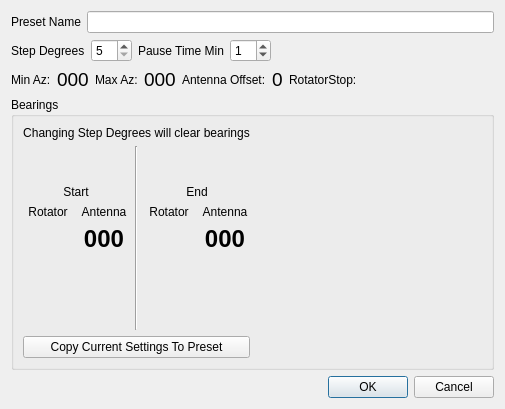
The window that mqt/MqtRotator/skyscanpresetsdialog.ui (Rsclub22/Minos2-Mirror) describes before a commit, drawn with Qt 5.
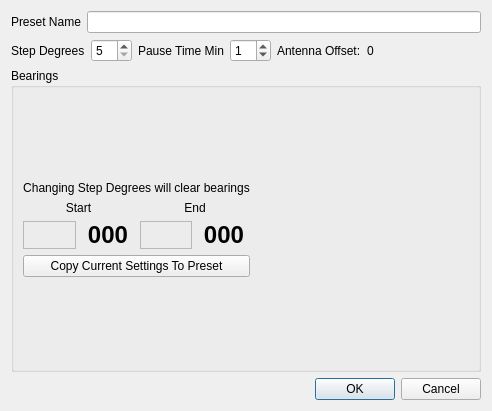
The same window after the commit. Custom widgets are drawn as their Qt base class.

Commit message: attempt to simplify skyscan displays

What changed in the file:
```diff
--- a/mqt/MqtRotator/skyscanpresetsdialog.ui
+++ b/mqt/MqtRotator/skyscanpresetsdialog.ui
@@ -6,14 +6,14 @@
    <rect>
     <x>0</x>
     <y>0</y>
-    <width>505</width>
-    <height>409</height>
+    <width>492</width>
+    <height>411</height>
    </rect>
   </property>
   <property name="windowTitle">
    <string>Dialog</string>
   </property>
-  <layout class="QVBoxLayout" name="verticalLayout_4">
+  <layout class="QVBoxLayout" name="verticalLayout_3">
    <item>
     <layout class="QHBoxLayout" name="horizontalLayout">
      <item>
@@ -78,72 +78,7 @@
             </widget>
            </item>
            <item>
-            <spacer name="horizontalSpacer">
-             <property name="orientation">
-              <enum>Qt::Horizontal</enum>
-             </property>
-             <property name="sizeHint" stdset="0">
-              <size>
-               <width>40</width>
-               <height>20</height>
-              </size>
-             </property>
-            </spacer>
-           </item>
-          </layout>
-         </item>
-        </layout>
-       </item>
-       <item>
-        <layout class="QHBoxLayout" name="horizontalLayout_12">
-         <item>
-          <layout class="QHBoxLayout" name="horizontalLayout_10">
-           <item>
-            <widget class="QLabel" name="skyScanRotatorMinAzLbl">
-             <property name="text">
-              <string>Min Az:</string>
-             </property>
-            </widget>
-           </item>
-           <item>
-            <widget class="QLabel" name="skyScanRotatorDisplayMinAz">
-             <property name="font">
-              <font>
-               <pointsize>14</pointsize>
-              </font>
-             </property>
-             <property name="text">
-              <string>000</string>
-             </property>
-            </widget>
-           </item>
-          </layout>
-         </item>
-         <item>
-          <layout class="QHBoxLayout" name="horizontalLayout_11">
-           <item>
-            <widget class="QLabel" name="skyScanRotatorMaxAzLbl">
-             <property name="text">
-              <string>Max Az:</string>
-             </property>
-            </widget>
-           </item>
-           <item>
-            <widget class="QLabel" name="skyScanRotatorDisplayMaxAz">
-             <property name="font">
-              <font>
-               <pointsize>14</pointsize>
-              </font>
-             </property>
-             <property name="text">
-              <string>000</string>
-             </property>
-            </widget>
-           </item>
-          </layout>
-         </item>
-         <item>
-          <layout class="QHBoxLayout" name="horizontalLayout_9">
+            <layout class="QHBoxLayout" name="horizontalLayout_17">
            <item>
             <widget class="QLabel" name="antennaOffsetLabel">
              <property name="text">
@@ -155,7 +90,7 @@
             <widget class="QLabel" name="antennaOffsetDisplay">
              <property name="font">
               <font>
-               <pointsize>14</pointsize>
+                 <pointsize>9</pointsize>
                <bold>false</bold>
               </font>
              </property>
@@ -164,26 +99,10 @@
              </property>
             </widget>
            </item>
-           <item>
-            <layout class="QHBoxLayout" name="horizontalLayout_4">
-             <item>
-              <widget class="QLabel" name="rotatorStopLabel">
-               <property name="text">
-                <string>RotatorStop:</string>
-               </property>
-              </widget>
-             </item>
-             <item>
-              <widget class="QLabel" name="southStopDisplay">
-               <property name="text">
-                <string/>
-               </property>
-              </widget>
-             </item>
             </layout>
            </item>
            <item>
-            <spacer name="horizontalSpacer_2">
+            <spacer name="horizontalSpacer">
              <property name="orientation">
               <enum>Qt::Horizontal</enum>
              </property>
@@ -209,6 +128,19 @@
            <layout class="QHBoxLayout" name="horizontalLayout_13">
             <item>
              <layout class="QVBoxLayout" name="verticalLayout_2">
+              <item>
+               <spacer name="verticalSpacer">
+                <property name="orientation">
+                 <enum>Qt::Vertical</enum>
+                </property>
+                <property name="sizeHint" stdset="0">
+                 <size>
+                  <width>20</width>
+                  <height>40</height>
+                 </size>
+                </property>
+               </spacer>
+              </item>
               <item>
                <widget class="QLabel" name="label_5">
                 <property name="text">
@@ -220,22 +152,9 @@
                </widget>
               </item>
               <item>
-               <layout class="QHBoxLayout" name="horizontalLayout_2">
+               <layout class="QHBoxLayout" name="horizontalLayout_3">
                 <item>
-                 <layout class="QVBoxLayout" name="verticalLayout_9">
-                  <item>
-                   <spacer name="verticalSpacer_5">
-                    <property name="orientation">
-                     <enum>Qt::Vertical</enum>
-                    </property>
-                    <property name="sizeHint" stdset="0">
-                     <size>
-                      <width>20</width>
-                      <height>40</height>
-                     </size>
-                    </property>
-                   </spacer>
-                  </item>
+                 <layout class="QVBoxLayout" name="verticalLayout">
                   <item>
                    <widget class="QLabel" name="label_7">
                     <property name="text">
@@ -247,21 +166,7 @@
                    </widget>
                   </item>
                   <item>
-                   <layout class="QHBoxLayout" name="horizontalLayout_3">
-                    <item>
-                     <layout class="QVBoxLayout" name="verticalLayout_7">
-                      <item>
-                       <widget class="QLabel" name="label_6">
-                        <property name="text">
-                         <string>Rotator</string>
-                        </property>
-                        <property name="alignment">
-                         <set>Qt::AlignCenter</set>
-                        </property>
-                       </widget>
-                      </item>
-                      <item>
-                       <layout class="QVBoxLayout" name="verticalLayout_27">
+                   <layout class="QHBoxLayout" name="horizontalLayout_2">
                         <item>
                          <widget class="ToolButtonUpDown" name="skyScanRotatorStartBearingUpDownButton">
                           <property name="frameShape">
@@ -272,37 +177,6 @@
                           </property>
                          </widget>
                         </item>
-                       </layout>
-                      </item>
-                      <item>
-                       <spacer name="verticalSpacer_4">
-                        <property name="orientation">
-                         <enum>Qt::Vertical</enum>
-                        </property>
-                        <property name="sizeHint" stdset="0">
-                         <size>
-                          <width>20</width>
-                          <height>40</height>
-                         </size>
-                        </property>
-                       </spacer>
-                      </item>
-                     </layout>
-                    </item>
-                    <item>
-                     <layout class="QVBoxLayout" name="verticalLayout_8">
-                      <item>
-                       <widget class="QLabel" name="skyScanCompassStartBearingLabel">
-                        <property name="text">
-                         <string>Antenna</string>
-                        </property>
-                        <property name="alignment">
-                         <set>Qt::AlignCenter</set>
-                        </property>
-                       </widget>
-                      </item>
-                      <item>
-                       <layout class="QVBoxLayout" name="verticalLayout_3">
                         <item>
                          <widget class="QLabel" name="skyScanCompassStartBearingDisplay">
                           <property name="font">
@@ -319,62 +193,12 @@
                           </property>
                          </widget>
                         </item>
-                        <item>
-                         <spacer name="verticalSpacer_3">
-                          <property name="orientation">
-                           <enum>Qt::Vertical</enum>
-                          </property>
-                          <property name="sizeHint" stdset="0">
-                           <size>
-                            <width>20</width>
-                            <height>40</height>
-                           </size>
-                          </property>
-                         </spacer>
-                        </item>
                        </layout>
                       </item>
                      </layout>
                     </item>
-                   </layout>
-                  </item>
                   <item>
-                   <spacer name="verticalSpacer">
-                    <property name="orientation">
-                     <enum>Qt::Vertical</enum>
-                    </property>
-                    <property name="sizeHint" stdset="0">
-                     <size>
-                      <width>20</width>
-                      <height>40</height>
-                     </size>
-                    </property>
-                   </spacer>
-                  </item>
-                 </layout>
-                </item>
-                <item>
-                 <widget class="Line" name="line">
-                  <property name="orientation">
-                   <enum>Qt::Vertical</enum>
-                  </property>
-                 </widget>
-                </item>
-                <item>
-                 <layout class="QVBoxLayout" name="verticalLayout_12">
-                  <item>
-                   <spacer name="verticalSpacer_8">
-                    <property name="orientation">
-                     <enum>Qt::Vertical</enum>
-                    </property>
-                    <property name="sizeHint" stdset="0">
-                     <size>
-                      <width>20</width>
-                      <height>40</height>
-                     </size>
-                    </property>
-                   </spacer>
-                  </item>
+                 <layout class="QVBoxLayout" name="verticalLayout_4">
                   <item>
                    <widget class="QLabel" name="label_8">
                     <property name="text">
@@ -386,21 +210,7 @@
                    </widget>
                   </item>
                   <item>
-                   <layout class="QHBoxLayout" name="horizontalLayout_15">
-                    <item>
-                     <layout class="QVBoxLayout" name="verticalLayout_10">
-                      <item>
-                       <widget class="QLabel" name="skyScanEndBrgLabel">
-                        <property name="text">
-                         <string>Rotator</string>
-                        </property>
-                        <property name="alignment">
-                         <set>Qt::AlignCenter</set>
-                        </property>
-                       </widget>
-                      </item>
-                      <item>
-                       <layout class="QVBoxLayout" name="verticalLayout_33">
+                   <layout class="QHBoxLayout" name="horizontalLayout_16">
                         <item>
                          <widget class="ToolButtonUpDown" name="skyScanRotatorEndBearingUpDownButton">
                           <property name="frameShape">
@@ -412,37 +222,6 @@
                          </widget>
                         </item>
                         <item>
-                         <spacer name="verticalSpacer_7">
-                          <property name="orientation">
-                           <enum>Qt::Vertical</enum>
-                          </property>
-                          <property name="sizeHint" stdset="0">
-                           <size>
-                            <width>20</width>
-                            <height>40</height>
-                           </size>
-                          </property>
-                         </spacer>
-                        </item>
-                       </layout>
-                      </item>
-                     </layout>
-                    </item>
-                    <item>
-                     <layout class="QVBoxLayout" name="verticalLayout_11">
-                      <item>
-                       <widget class="QLabel" name="skyScanCompassEndBearingLabel">
-                        <property name="text">
-                         <string>Antenna</string>
-                        </property>
-                        <property name="alignment">
-                         <set>Qt::AlignCenter</set>
-                        </property>
-                       </widget>
-                      </item>
-                      <item>
-                       <layout class="QVBoxLayout" name="verticalLayout">
-                        <item>
                          <widget class="QLabel" name="skyScanCompassEndBearingDisplay">
                           <property name="font">
                            <font>
@@ -458,37 +237,7 @@
                           </property>
                          </widget>
                         </item>
-                        <item>
-                         <spacer name="verticalSpacer_6">
-                          <property name="orientation">
-                           <enum>Qt::Vertical</enum>
-                          </property>
-                          <property name="sizeHint" stdset="0">
-                           <size>
-                            <width>20</width>
-                            <height>40</height>
-                           </size>
-                          </property>
-                         </spacer>
-                        </item>
-                       </layout>
-                      </item>
-                     </layout>
-                    </item>
-                   </layout>
-                  </item>
-                  <item>
-                   <spacer name="verticalSpacer_2">
-                    <property name="orientation">
-                     <enum>Qt::Vertical</enum>
-                    </property>
-                    <property name="sizeHint" stdset="0">
-                     <size>
-                      <width>20</width>
-                      <height>40</height>
-                     </size>
-                    </property>
-                   </spacer>
+                   </layout>
                   </item>
                  </layout>
                 </item>
@@ -501,9 +250,22 @@
                 </property>
                </widget>
               </item>
+              <item>
+               <spacer name="verticalSpacer_3">
+                <property name="orientation">
+                 <enum>Qt::Vertical</enum>
+                </property>
+                <property name="sizeHint" stdset="0">
+                 <size>
+                  <width>20</width>
+                  <height>40</height>
+                 </size>
+                </property>
+               </spacer>
+              </item>
              </layout>
             </item>
-            <item alignment="Qt::AlignHCenter|Qt::AlignVCenter">
+            <item>
              <widget class="MinosCompass" name="compassDialwidget" native="true">
               <property name="minimumSize">
                <size>
```
Lines whose indentation alone changed are shown as unchanged. The commit also changes 10 other files.
